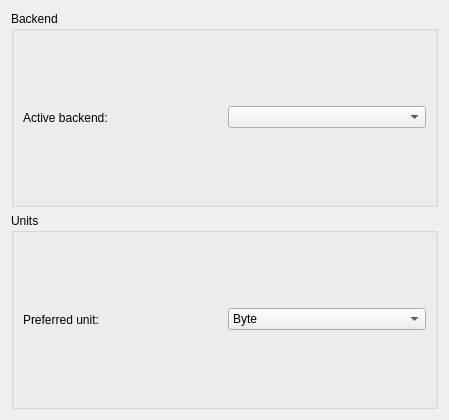
Old version of the form src/config/configurepageadvanced.ui in the repository KDE/partitionmanager.
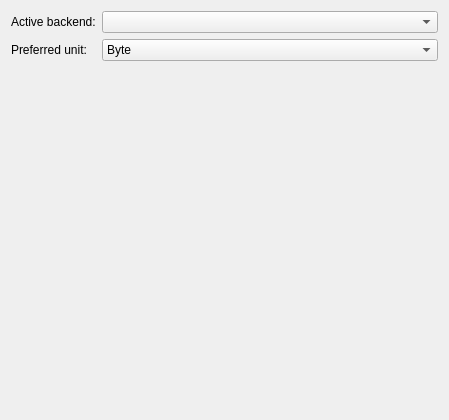
New version of the form.

```diff
--- a/src/config/configurepageadvanced.ui
+++ b/src/config/configurepageadvanced.ui
@@ -16,20 +16,8 @@
     <height>420</height>
    </rect>
   </property>
-  <layout class="QVBoxLayout" name="verticalLayout">
-   <item>
-    <widget class="QGroupBox" name="groupBox_5">
-     <property name="sizePolicy">
-      <sizepolicy hsizetype="Preferred" vsizetype="Preferred">
-       <horstretch>0</horstretch>
-       <verstretch>1</verstretch>
-      </sizepolicy>
-     </property>
-     <property name="title">
-      <string>Backend</string>
-     </property>
-     <layout class="QHBoxLayout" name="horizontalLayout_3">
-      <item>
+  <layout class="QFormLayout" name="verticalLayout">
+   <item row="0" column="0">
        <widget class="QLabel" name="label_4">
         <property name="text">
          <string>Active backend:</string>
@@ -39,26 +27,11 @@
         </property>
        </widget>
       </item>
-      <item>
+   <item row="0" column="1">
        <widget class="QComboBox" name="m_ComboBackend"/>
       </item>
-     </layout>
-    </widget>
-   </item>
-   <item>
-    <widget class="QGroupBox" name="groupBox_6">
-     <property name="sizePolicy">
-      <sizepolicy hsizetype="Preferred" vsizetype="Preferred">
-       <horstretch>0</horstretch>
-       <verstretch>1</verstretch>
-      </sizepolicy>
-     </property>
-     <property name="title">
-      <string>Units</string>
-     </property>
-     <layout class="QHBoxLayout" name="horizontalLayout_4">
-      <item>
-       <widget class="QLabel" name="label_5">
+   <item row="1" column="0">
+    <widget class="QLabel">
         <property name="text">
          <string>Preferred unit:</string>
         </property>
@@ -67,7 +40,7 @@
         </property>
        </widget>
       </item>
-      <item>
+   <item row="1" column="1">
        <widget class="QComboBox" name="kcfg_preferredUnit">
         <item>
          <property name="text">
@@ -104,9 +77,6 @@
           <string>EiB</string>
          </property>
         </item>
-       </widget>
-      </item>
-     </layout>
     </widget>
    </item>
   </layout>
```
Left out of the diff: 2 changed lines with no effect on the pictures. Lines whose indentation alone changed are shown as unchanged.
